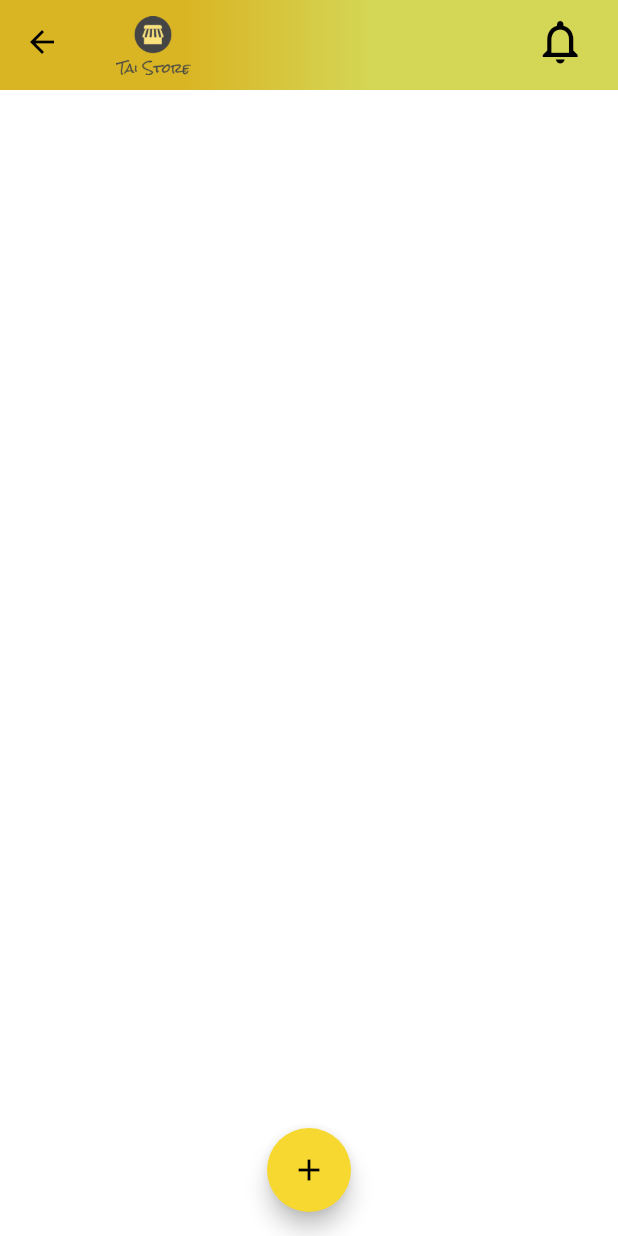
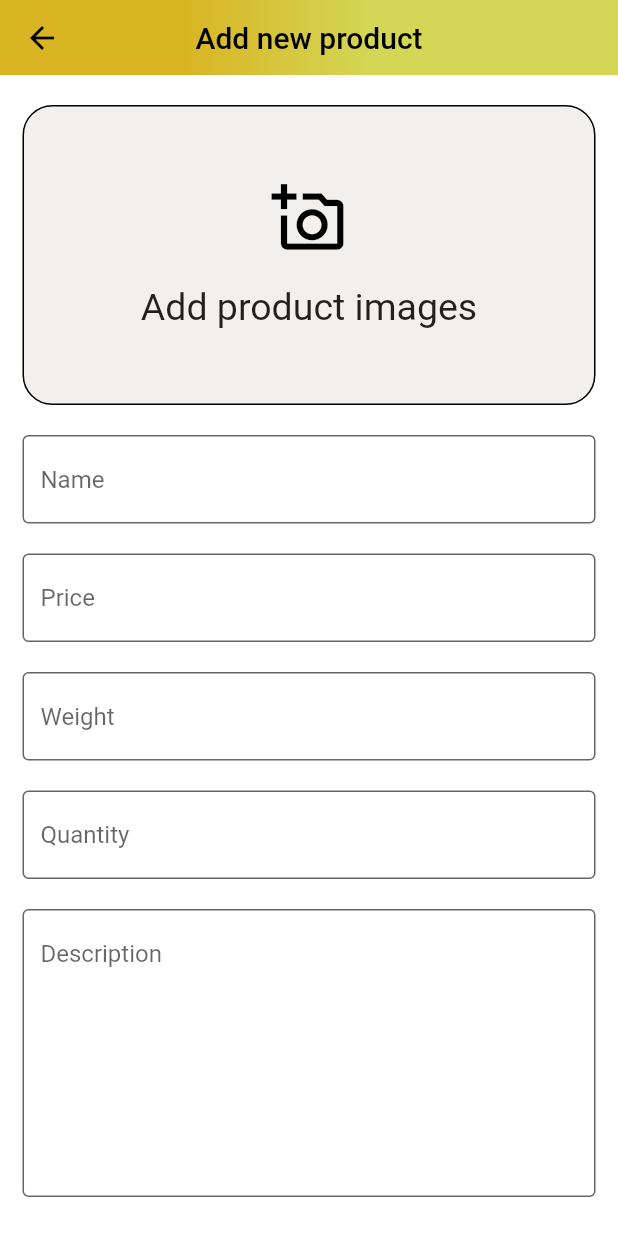
Before and after one commit to phuongtai2003/my_app, a Flutter app: the SellerScreen screen opened by its route, after a tap on the "add" icon, on a phone screen of 412 x 824 dp. Run offline on Flutter 3.47's test engine with Material 2 defaults, Android fonts, the phone set to English and light mode, and no system bars; our stand-ins replace carousel_slider, shared_preferences; accounts and stored records are empty.

Commit message:
Create add product screen

```diff
--- a/lib/common/custom_textfield.dart
+++ b/lib/common/custom_textfield.dart
@@ -1,14 +1,20 @@
 import 'package:flutter/material.dart';
 
 class CustomTextField extends StatelessWidget {
-  const CustomTextField(
-      {super.key, required this.textEditingController, required this.hintText});
+  const CustomTextField({
+    super.key,
+    required this.textEditingController,
+    required this.hintText,
+    this.maxLines = 1,
+  });
   final TextEditingController textEditingController;
   final String hintText;
+  final int maxLines;
 
   @override
   Widget build(BuildContext context) {
     return TextFormField(
+      maxLines: maxLines,
       controller: textEditingController,
       decoration: InputDecoration(
         filled: true,
@@ -19,11 +25,11 @@ class CustomTextField extends StatelessWidget {
             width: 1,
           ),
         ),
-        hintText: "Enter your $hintText",
+        hintText: hintText,
       ),
       validator: (value) {
         if (value == null || value.isEmpty) {
-          return "Enter your $hintText";
+          return "$hintText must not be empty";
         }
         return null;
       },
--- a/lib/constants/global_variables.dart
+++ b/lib/constants/global_variables.dart
@@ -1,6 +1,6 @@
 import 'package:flutter/material.dart';
 
-String uri = "http://192.168.1.9:3000";
+String uri = "http://192.168.1.7:3000";
 
 class GlobalVariables {
   static const appBarGradient = LinearGradient(
@@ -14,6 +14,7 @@ class GlobalVariables {
   static const secondaryColor = Color.fromARGB(255, 246, 216, 48);
   static const selectedColor = Color.fromARGB(255, 141, 141, 13);
   static const unselectedColor = Colors.black12;
+  static const selectImageBoxColor = Color.fromARGB(181, 236, 232, 232);
 
   static const categories = [
     {
--- a/lib/features/auth/screens/auth_screen.dart
+++ b/lib/features/auth/screens/auth_screen.dart
@@ -110,21 +110,21 @@ class _AuthScreenState extends State<AuthScreen> {
                       if (_auth == Auth.signUp)
                         CustomTextField(
                           textEditingController: _nameTextController,
-                          hintText: "name",
+                          hintText: "Name",
                         ),
                       const SizedBox(
                         height: 20,
                       ),
                       CustomTextField(
                         textEditingController: _emailTextController,
-                        hintText: "email",
+                        hintText: "Email",
                       ),
                       const SizedBox(
                         height: 20,
                       ),
                       CustomTextField(
                         textEditingController: _passwordTextController,
-                        hintText: "password",
+                        hintText: "Password",
                       ),
                       const SizedBox(
                         height: 30,
--- /dev/null
+++ b/lib/features/seller/screens/add_product_screen.dart
@@ -0,0 +1,175 @@
+import 'package:flutter/material.dart';
+import 'package:my_app/common/custom_button.dart';
+import 'package:my_app/common/custom_textfield.dart';
+import 'package:my_app/constants/global_variables.dart';
+
+class AddProductScreen extends StatefulWidget {
+  const AddProductScreen({super.key});
+  static const String routeName = '/add_product';
+
+  @override
+  State<AddProductScreen> createState() => _AddProductScreenState();
+}
+
+class _AddProductScreenState extends State<AddProductScreen> {
+  final GlobalKey<FormState> _formState = GlobalKey<FormState>();
+  final _nameController = TextEditingController();
+  final _priceController = TextEditingController();
+  final _weightController = TextEditingController();
+  final _quantityController = TextEditingController();
+  final _descriptionController = TextEditingController();
+
+  String currentCategory = "Book";
+
+  List<String> category = [
+    "Book",
+    "Laptop",
+    "Accessories",
+    "Sport",
+    "Fashion",
+  ];
+
+  @override
+  Widget build(BuildContext context) {
+    return Scaffold(
+      appBar: PreferredSize(
+        preferredSize: const Size.fromHeight(50),
+        child: AppBar(
+          flexibleSpace: Container(
+            decoration: const BoxDecoration(
+              gradient: GlobalVariables.appBarGradient,
+            ),
+          ),
+          centerTitle: true,
+          title: const Text(
+            "Add new product",
+            style: TextStyle(
+              color: Colors.black,
+            ),
+          ),
+        ),
+      ),
+      body: SingleChildScrollView(
+        child: Form(
+          key: _formState,
+          child: Padding(
+            padding: const EdgeInsets.symmetric(
+              horizontal: 15,
+              vertical: 20,
+            ),
+            child: Column(
+              children: [
+                Container(
+                  width: double.infinity,
+                  height: 200,
+                  decoration: BoxDecoration(
+                    color: GlobalVariables.selectImageBoxColor,
+                    border: Border.all(
+                      style: BorderStyle.solid,
+                    ),
+                    borderRadius: const BorderRadius.all(
+                      Radius.circular(20),
+                    ),
+                  ),
+                  alignment: Alignment.center,
+                  child: Column(
+                    mainAxisAlignment: MainAxisAlignment.center,
+                    children: const [
+                      Icon(
+                        Icons.add_a_photo_outlined,
+                        size: 50,
+                        color: Colors.black,
+                      ),
+                      SizedBox(
+                        height: 20,
+                      ),
+                      Text(
+                        "Add product images",
+                        style: TextStyle(
+                          fontSize: 25,
+                        ),
+                      ),
+                    ],
+                  ),
+                ),
+                const SizedBox(
+                  height: 20,
+                ),
+                CustomTextField(
+                  textEditingController: _nameController,
+                  hintText: "Name",
+                ),
+                const SizedBox(
+                  height: 20,
+                ),
+                CustomTextField(
+                  textEditingController: _priceController,
+                  hintText: "Price",
+                ),
+                const SizedBox(
+                  height: 20,
+                ),
+                CustomTextField(
+                  textEditingController: _weightController,
+                  hintText: "Weight",
+                ),
+                const SizedBox(
+                  height: 20,
+                ),
+                CustomTextField(
+                  textEditingController: _quantityController,
+                  hintText: "Quantity",
+                ),
+                const SizedBox(
+                  height: 20,
+                ),
+                CustomTextField(
+                  textEditingController: _descriptionController,
+                  hintText: "Description",
+                  maxLines: 8,
+                ),
+                const SizedBox(
+                  height: 20,
+                ),
+                SizedBox(
+                  width: double.infinity,
+                  child: DropdownButton(
+                    borderRadius: BorderRadius.circular(
+                      15,
+                    ),
+                    elevation: 0,
+                    isExpanded: true,
+                    icon: const Icon(
+                      Icons.arrow_drop_down,
+                    ),
+                    items: category
+                        .map(
+                          (e) => DropdownMenuItem(
+                            value: e,
+                            child: Text(e),
+                          ),
+                        )
+                        .toList(),
+                    onChanged: (value) {
+                      setState(() {
+                        currentCategory = value!;
+                      });
+                    },
+                    value: currentCategory,
+                  ),
+                ),
+                const SizedBox(
+                  height: 20,
+                ),
+                CustomButton(
+                  buttonText: "Sell Product",
+                  onTap: () {},
+                ),
+              ],
+            ),
+          ),
+        ),
+      ),
+    );
+  }
+}
--- a/lib/features/seller/screens/seller_screen.dart
+++ b/lib/features/seller/screens/seller_screen.dart
@@ -1,5 +1,6 @@
 import 'package:flutter/material.dart';
 import 'package:my_app/constants/global_variables.dart';
+import 'package:my_app/features/seller/screens/add_product_screen.dart';
 
 class SellerScreen extends StatefulWidget {
   const SellerScreen({super.key});
@@ -10,6 +11,13 @@ class SellerScreen extends StatefulWidget {
 }
 
 class _SellerScreenState extends State<SellerScreen> {
+  void navigateToAddScreen() {
+    Navigator.pushNamed(
+      context,
+      AddProductScreen.routeName,
+    );
+  }
+
   @override
   Widget build(BuildContext context) {
     return Scaffold(
@@ -51,7 +59,7 @@ class _SellerScreenState extends State<SellerScreen> {
         ),
       ),
       floatingActionButton: FloatingActionButton(
-        onPressed: () {},
+        onPressed: navigateToAddScreen,
         tooltip: "Add a product",
         backgroundColor: GlobalVariables.secondaryColor,
         child: const Icon(
--- a/lib/router.dart
+++ b/lib/router.dart
@@ -4,10 +4,16 @@ import 'package:my_app/common/user_bottom_bar.dart';
 import 'package:my_app/features/auth/screens/auth_screen.dart';
 import 'package:my_app/features/home/screens/home_screen.dart';
 import 'package:my_app/features/profile/screens/profile_screen.dart';
+import 'package:my_app/features/seller/screens/add_product_screen.dart';
 import 'package:my_app/features/seller/screens/seller_screen.dart';
 
 Route<dynamic> onGeneratedRoute(RouteSettings settings) {
   switch (settings.name) {
+    case AddProductScreen.routeName:
+      return MaterialPageRoute(
+        builder: (_) => const AddProductScreen(),
+        settings: settings,
+      );
     case SellerScreen.routeName:
       return MaterialPageRoute(
         builder: (_) => const SellerScreen(),
```
